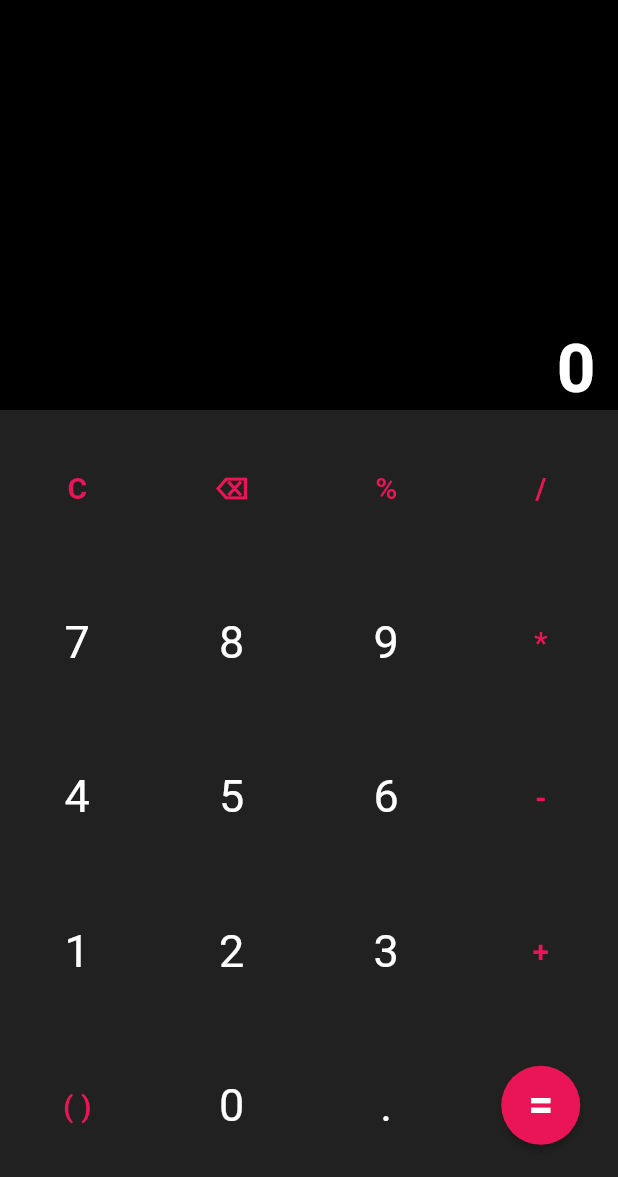
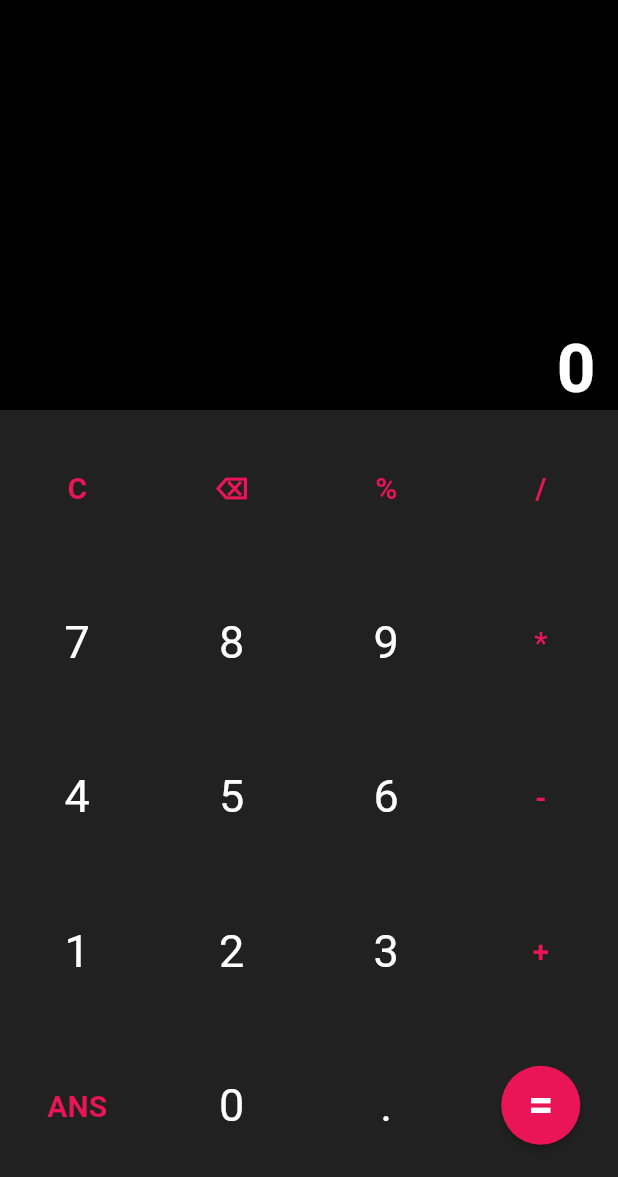
Before and after one commit to DauntlessDev/Basic-Calculator, a Flutter app: the screen it shows after launch, on a phone screen of 412 x 824 dp, the part 59-1236 px from its top. Run offline on Flutter 3.47's test engine with Material 2 defaults, Android fonts, the phone set to English and light mode, and no system bars.

```diff
--- a/lib/constants.dart
+++ b/lib/constants.dart
@@ -7,7 +7,5 @@ const Color kWhiteColor = Colors.white;
 final Color kBodyColor = Colors.grey[900];
 final Color kButtonColor = Colors.blueGrey.shade400;
 
-
-
 const TextStyle kNumberStyle = TextStyle(color: kWhiteColor, fontSize: 30);
 const TextStyle kSymbolStyle = TextStyle(color: kAccentColor, fontWeight: FontWeight.bold, fontSize: 20);
--- a/lib/screen.dart
+++ b/lib/screen.dart
@@ -38,6 +38,7 @@ class _ScreenState extends State<Screen> {
                   padding: const EdgeInsets.only(right: 15.0),
                   child: Column(
                     mainAxisAlignment: MainAxisAlignment.end,
+                    crossAxisAlignment: CrossAxisAlignment.end,
                     children: <Widget>[
                       Text(
                         calculatorBrain.inputText.toString(),
@@ -47,18 +48,17 @@ class _ScreenState extends State<Screen> {
                             fontWeight: FontWeight.bold),
                       ),
                       Visibility(
-                        visible: calculatorBrain.resultText.toString() == 'null'
+                        visible: calculatorBrain.resultText.toString() == 'null' ||
+                        calculatorBrain.resultText.toString() == '='
                             ? false
                             : true,
-                        child: Align(
-                          child: Text(
+                        child: Text( '=' +
                           calculatorBrain.resultText.toString(),
                           style: TextStyle(
                               color: Colors.grey[600],
                               fontSize: 30,
                               fontWeight: FontWeight.bold),
                           textAlign: TextAlign.end,
-                          ),
                         ),
                       ),
                     ],
@@ -99,7 +99,7 @@ class _ScreenState extends State<Screen> {
                       buttonText: '%',
                       textStyle: kSymbolStyle,
                       onPressed: () => setState(() {
-                        calculatorBrain.addtoInputText('%');
+                        calculatorBrain.resultText = calculatorBrain.percentageToDecimal();
                       }),
                     ),
                     NumberButton(
@@ -194,10 +194,10 @@ class _ScreenState extends State<Screen> {
                       }),
                     ),
                     NumberButton(
-                      buttonText: '( )',
+                      buttonText: 'ANS',
                       textStyle: kSymbolStyle,
                       onPressed: () => setState(() {
-                        calculatorBrain.addtoInputText('( )');
+                        calculatorBrain.addtoInputText('ANS');
                       }),
                     ),
                     NumberButton(
@@ -217,8 +217,7 @@ class _ScreenState extends State<Screen> {
                     RoundButton(
                       onPressed: () => setState(() {
                         calculatorBrain.resultText =
-                            "=" + calculatorBrain.calculateAll();
-                        print(calculatorBrain.resultText);
+                             calculatorBrain.calculateAll();
                       }),
                     ),
                   ],
```
Also changed, not shown: lib/calc_brain.dart (+13 -15 lines). Lines whose indentation alone changed are shown as unchanged.
